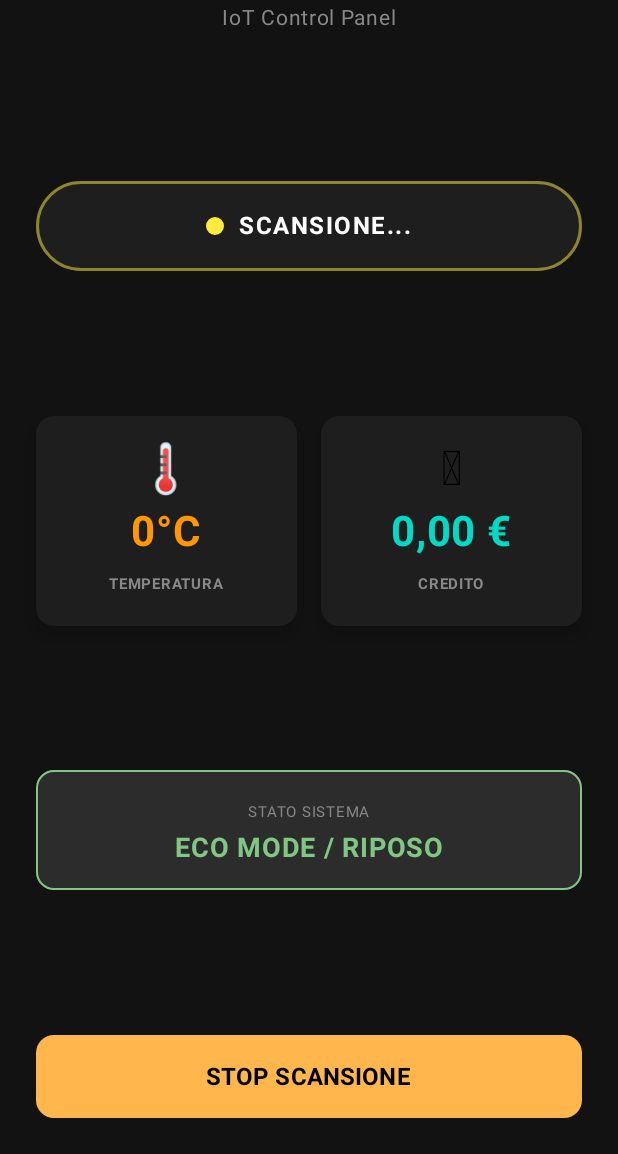
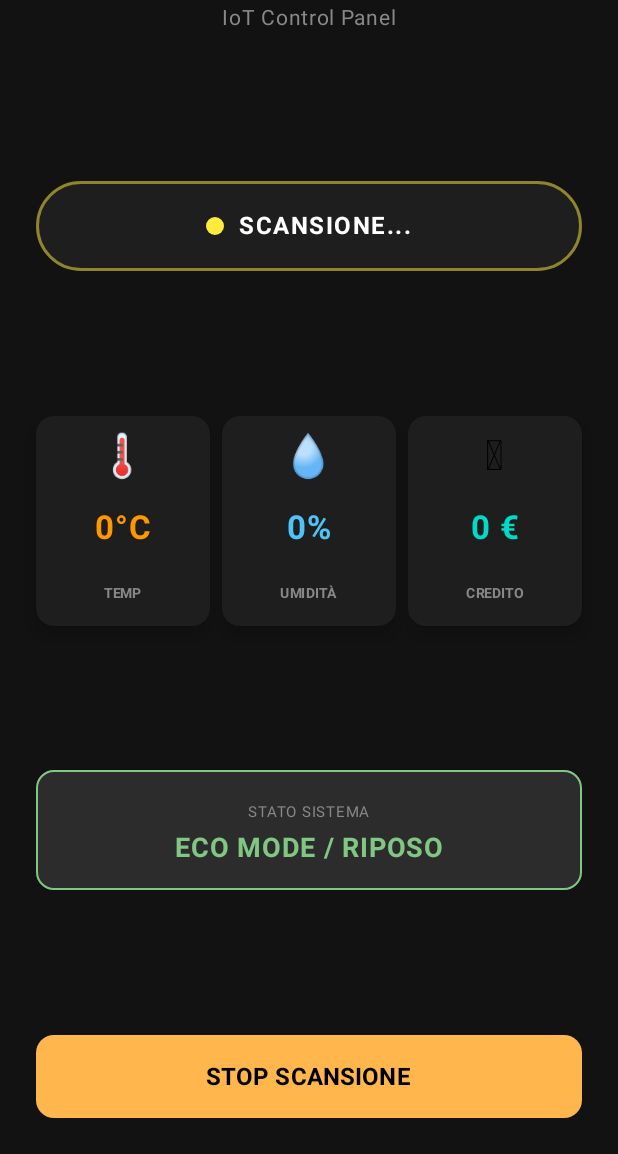
Before and after one commit to santoromarco74/VendingMachine, an Android app built with Jetpack Compose: the screen it shows after launch (MainActivity), after a tap on "CONNETTI DISPOSITIVO", on a phone screen of 412 x 824 dp, the part 82-1236 px from its top. Run offline under Robolectric (Android 15) with nearby library versions, the phone set to English and light mode, and no system bars.

Commit message:
refactor: Overhaul UI and improve BLE connection logic
This commit completely redesigns the user interface for a modern, "tech" look and refines the Bluetooth Low Energy (BLE) connection management.

**UI/UX Overhaul:**
- Implements a dark theme using `darkColorScheme` for the entire application.
- Redesigns the main screen layout with `Column` and `Row` for better element distribution and responsiveness.
- Introduces new composable components:
    - `StatusIndicator`: A central card displaying the BLE connection status with a colored dot and text.
    - `SensorCard`: Modern, icon-based cards for displaying Temperature and Credit data.
    - `MachineStateCard`: A dedicated card to show the system status (e.g., "ECO MODE", "EROGAZIONE IN CORSO...") with corresponding colors.
    - `ActionButton`: A dynamic, multi-purpose button that changes text and color for connecting, stopping a scan, or disconnecting.
- Improves text styling with custom fonts, sizes, colors, and letter spacing for a polished look.

**BLE Logic & Functionality:**
- Adds a `disconnectDevice()` function for manual disconnection, which properly closes the GATT connection and resets UI state.
- Implements a `stopScan()` function to manually halt the BLE scanning process.
- Simplifies the notification enabling logic (`enableNotification` function) by removing redundant logging and parameters.
- Refines connection status messages to be more user-friendly (e.g., "Bluetooth Spento!", "Nessun Disp. Trovato").
- Streamlines the parsing of incoming data from the `CHAR_STATUS_UUID` characteristic.
- Cleans up debug logging and comments for better code readability.

```diff
--- a/app/src/main/java/com/example/vendingmonitor/MainActivity.kt
+++ b/app/src/main/java/com/example/vendingmonitor/MainActivity.kt
@@ -25,10 +25,8 @@ import androidx.compose.material3.*
 import androidx.compose.runtime.*
 import androidx.compose.ui.Alignment
 import androidx.compose.ui.Modifier
-import androidx.compose.ui.graphics.Brush
 import androidx.compose.ui.graphics.Color
 import androidx.compose.ui.text.font.FontWeight
-import androidx.compose.ui.text.style.TextAlign
 import androidx.compose.ui.unit.dp
 import androidx.compose.ui.unit.sp
 import androidx.core.app.ActivityCompat
@@ -40,12 +38,14 @@ import java.util.*
 val SERVICE_UUID: UUID = UUID.fromString("0000A000-0000-1000-8000-00805f9b34fb")
 val CHAR_TEMP_UUID: UUID = UUID.fromString("0000A001-0000-1000-8000-00805f9b34fb")
 val CHAR_STATUS_UUID: UUID = UUID.fromString("0000A002-0000-1000-8000-00805f9b34fb")
+val CHAR_HUM_UUID: UUID = UUID.fromString("0000A003-0000-1000-8000-00805f9b34fb") // <--- NUOVO UUID
 val CCCD_UUID: UUID = UUID.fromString("00002902-0000-1000-8000-00805f9b34fb")
 
 class MainActivity : ComponentActivity() {
 
     // Stati UI
     private var tempState by mutableIntStateOf(0)
+    private var humState by mutableIntStateOf(0) // <--- NUOVO STATO
     private var creditState by mutableIntStateOf(0)
     private var machineState by mutableIntStateOf(0)
     private var connectionStatus by mutableStateOf("Disconnesso")
@@ -57,13 +57,21 @@ class MainActivity : ComponentActivity() {
     override fun onCreate(savedInstanceState: Bundle?) {
         super.onCreate(savedInstanceState)
         setContent {
-            // Tema Scuro forzato per look "Tech"
             MaterialTheme(colorScheme = darkColorScheme()) {
                 Surface(modifier = Modifier.fillMaxSize(), color = Color(0xFF121212)) {
                     VendingDashboard()
                 }
             }
         }
+    }
+
+    @SuppressLint("MissingPermission")
+    override fun onDestroy() {
+        super.onDestroy()
+        bluetoothGatt?.let { gatt ->
+            try { gatt.disconnect(); gatt.close() } catch (e: Exception) {}
+        }
+        bluetoothGatt = null
     }
 
     @Composable
@@ -78,68 +86,39 @@ class MainActivity : ComponentActivity() {
         Column(
             modifier = Modifier.fillMaxSize().padding(24.dp),
             horizontalAlignment = Alignment.CenterHorizontally,
-            verticalArrangement = Arrangement.SpaceBetween // Distribuisce gli elementi
+            verticalArrangement = Arrangement.SpaceBetween
         ) {
-            // --- HEADER ---
+            // HEADER
             Column(horizontalAlignment = Alignment.CenterHorizontally) {
-                Text(
-                    "VENDING MONITOR",
-                    fontSize = 26.sp,
-                    fontWeight = FontWeight.Black,
-                    color = Color(0xFFBB86FC),
-                    letterSpacing = 2.sp
-                )
-                Text(
-                    "IoT Control Panel",
-                    fontSize = 14.sp,
-                    color = Color.Gray
-                )
+                Text("VENDING MONITOR", fontSize = 26.sp, fontWeight = FontWeight.Black, color = Color(0xFFBB86FC), letterSpacing = 2.sp)
+                Text("IoT Control Panel", fontSize = 14.sp, color = Color.Gray)
             }
 
-            // --- STATUS INDICATOR (CERCHIO CENTRALE) ---
+            // STATUS
             StatusIndicator()
 
-            // --- GRIGLIA DATI ---
-            Row(
-                modifier = Modifier.fillMaxWidth(),
-                horizontalArrangement = Arrangement.spacedBy(16.dp)
-            ) {
-                // Card Temperatura
-                SensorCard(
-                    title = "TEMPERATURA",
-                    value = "$tempState°C",
-                    icon = "🌡️",
-                    color = Color(0xFFFF9800), // Arancione
-                    modifier = Modifier.weight(1f)
-                )
-                // Card Credito
-                SensorCard(
-                    title = "CREDITO",
-                    value = "$creditState,00 €",
-                    icon = "🪙",
-                    color = Color(0xFF03DAC5), // Turchese
-                    modifier = Modifier.weight(1f)
-                )
+            // GRIGLIA DATI (3 CARD)
+            Row(modifier = Modifier.fillMaxWidth(), horizontalArrangement = Arrangement.spacedBy(8.dp)) {
+                SensorCard("TEMP", "$tempState°C", "🌡️", Color(0xFFFF9800), Modifier.weight(1f))
+                SensorCard("UMIDITÀ", "$humState%", "💧", Color(0xFF4FC3F7), Modifier.weight(1f)) // <--- NUOVA CARD AZZURRA
+                SensorCard("CREDITO", "$creditState €", "🪙", Color(0xFF03DAC5), Modifier.weight(1f))
             }
 
-            // --- CARD STATO MACCHINA ---
+            // MACHINE STATE
             MachineStateCard()
 
-            // --- PULSANTE AZIONE (IL CUORE DELLA LOGICA) ---
+            // BUTTON
             ActionButton(permissionsLauncher)
         }
     }
 
-    // --- COMPONENTI GRAFICI MIGLIORATI ---
-
     @Composable
     fun StatusIndicator() {
         val colorStato = when {
-            connectionStatus == "Connesso" -> Color(0xFF00E676) // Verde brillante
-            isScanning -> Color(0xFFFFEB3B) // Giallo
-            else -> Color(0xFFCF6679) // Rosso spento
+            connectionStatus == "Connesso" -> Color(0xFF00E676)
+            isScanning -> Color(0xFFFFEB3B)
+            else -> Color(0xFFCF6679)
         }
-
         Card(
             shape = RoundedCornerShape(50),
             border = BorderStroke(2.dp, colorStato.copy(alpha = 0.5f)),
@@ -148,15 +127,9 @@ class MainActivity : ComponentActivity() {
         ) {
             Box(contentAlignment = Alignment.Center, modifier = Modifier.fillMaxSize()) {
                 Row(verticalAlignment = Alignment.CenterVertically) {
-                    // Pallino colorato
                     Box(modifier = Modifier.size(12.dp).background(colorStato, CircleShape))
                     Spacer(modifier = Modifier.width(10.dp))
-                    Text(
-                        text = connectionStatus.uppercase(),
-                        fontWeight = FontWeight.Bold,
-                        color = Color.White,
-                        letterSpacing = 1.sp
-                    )
+                    Text(text = connectionStatus.uppercase(), fontWeight = FontWeight.Bold, color = Color.White, letterSpacing = 1.sp)
                 }
             }
         }
@@ -170,13 +143,13 @@ class MainActivity : ComponentActivity() {
             elevation = CardDefaults.cardElevation(8.dp)
         ) {
             Column(
-                modifier = Modifier.fillMaxSize().padding(16.dp),
+                modifier = Modifier.fillMaxSize().padding(10.dp),
                 verticalArrangement = Arrangement.SpaceBetween,
                 horizontalAlignment = Alignment.CenterHorizontally
             ) {
-                Text(icon, fontSize = 32.sp)
-                Text(value, fontSize = 28.sp, fontWeight = FontWeight.Bold, color = color)
-                Text(title, fontSize = 10.sp, color = Color.Gray, fontWeight = FontWeight.Bold)
+                Text(icon, fontSize = 28.sp)
+                Text(value, fontSize = 22.sp, fontWeight = FontWeight.Bold, color = color)
+                Text(title, fontSize = 9.sp, color = Color.Gray, fontWeight = FontWeight.Bold)
             }
         }
     }
@@ -191,17 +164,12 @@ class MainActivity : ComponentActivity() {
             4 -> "⚠️ ERRORE TEMP ⚠️" to Color(0xFFE57373)
             else -> "NON SINCRONIZZATO" to Color.Gray
         }
-
         Card(
             modifier = Modifier.fillMaxWidth().height(80.dp),
             colors = CardDefaults.cardColors(containerColor = Color(0xFF2C2C2C)),
             border = BorderStroke(1.dp, colore)
         ) {
-            Column(
-                modifier = Modifier.fillMaxSize(),
-                verticalArrangement = Arrangement.Center,
-                horizontalAlignment = Alignment.CenterHorizontally
-            ) {
+            Column(modifier = Modifier.fillMaxSize(), verticalArrangement = Arrangement.Center, horizontalAlignment = Alignment.CenterHorizontally) {
                 Text("STATO SISTEMA", fontSize = 10.sp, color = Color.Gray)
                 Text(testo, fontSize = 18.sp, fontWeight = FontWeight.Bold, color = colore)
             }
@@ -211,17 +179,15 @@ class MainActivity : ComponentActivity() {
     @Composable
     fun ActionButton(launcher: androidx.activity.result.ActivityResultLauncher<Array<String>>) {
         val buttonColor = when {
-            connectionStatus == "Connesso" -> Color(0xFFCF6679) // Rosso (Disconnetti)
-            isScanning -> Color(0xFFFFB74D) // Arancione (Stop)
-            else -> Color(0xFFBB86FC) // Viola (Connetti)
+            connectionStatus == "Connesso" -> Color(0xFFCF6679)
+            isScanning -> Color(0xFFFFB74D)
+            else -> Color(0xFFBB86FC)
         }
-
         val buttonText = when {
             connectionStatus == "Connesso" -> "DISCONNETTI"
             isScanning -> "STOP SCANSIONE"
             else -> "CONNETTI DISPOSITIVO"
         }
-
         Button(
             onClick = {
                 when {
@@ -231,28 +197,18 @@ class MainActivity : ComponentActivity() {
                 }
             },
             colors = ButtonDefaults.buttonColors(containerColor = buttonColor),
-            modifier = Modifier.fillMaxWidth().height(55.dp),
-            shape = RoundedCornerShape(12.dp)
-        ) {
-            Text(buttonText, fontWeight = FontWeight.Bold, fontSize = 16.sp, color = Color.Black)
-        }
+            modifier = Modifier.fillMaxWidth().height(55.dp), shape = RoundedCornerShape(12.dp)
+        ) { Text(buttonText, fontWeight = FontWeight.Bold, fontSize = 16.sp, color = Color.Black) }
     }
 
-    // --- LOGICA BLUETOOTH AGGIORNATA ---
+    // --- LOGICA BLUETOOTH ---
 
     @SuppressLint("MissingPermission")
     private fun disconnectDevice() {
-        bluetoothGatt?.let { gatt ->
-            println("DEBUG: Richiesta disconnessione manuale...")
-            gatt.disconnect()
-            gatt.close()
-        }
+        bluetoothGatt?.let { gatt -> gatt.disconnect(); gatt.close() }
         bluetoothGatt = null
         connectionStatus = "Disconnesso"
-        // Reset Valori UI per pulizia
-        tempState = 0
-        creditState = 0
-        machineState = 0
+        tempState = 0; humState = 0; creditState = 0; machineState = 0
     }
 
     @SuppressLint("MissingPermission")
@@ -264,22 +220,14 @@ class MainActivity : ComponentActivity() {
     }
 
     private fun checkPermissionsAndScan(launcher: androidx.activity.result.ActivityResultLauncher<Array<String>>) {
-        val hasScan = if (Build.VERSION.SDK_INT >= Build.VERSION_CODES.S) {
-            ActivityCompat.checkSelfPermission(this, Manifest.permission.BLUETOOTH_SCAN) == PackageManager.PERMISSION_GRANTED
-        } else true
-        val hasConnect = if (Build.VERSION.SDK_INT >= Build.VERSION_CODES.S) {
-            ActivityCompat.checkSelfPermission(this, Manifest.permission.BLUETOOTH_CONNECT) == PackageManager.PERMISSION_GRANTED
-        } else true
+        val hasScan = if (Build.VERSION.SDK_INT >= Build.VERSION_CODES.S) ActivityCompat.checkSelfPermission(this, Manifest.permission.BLUETOOTH_SCAN) == PackageManager.PERMISSION_GRANTED else true
+        val hasConnect = if (Build.VERSION.SDK_INT >= Build.VERSION_CODES.S) ActivityCompat.checkSelfPermission(this, Manifest.permission.BLUETOOTH_CONNECT) == PackageManager.PERMISSION_GRANTED else true
         val hasLoc = ActivityCompat.checkSelfPermission(this, Manifest.permission.ACCESS_FINE_LOCATION) == PackageManager.PERMISSION_GRANTED
 
-        if (hasScan && hasConnect && hasLoc) {
-            startScan()
-        } else {
+        if (hasScan && hasConnect && hasLoc) startScan()
+        else {
             val perms = mutableListOf(Manifest.permission.ACCESS_FINE_LOCATION, Manifest.permission.ACCESS_COARSE_LOCATION)
-            if (Build.VERSION.SDK_INT >= Build.VERSION_CODES.S) {
-                perms.add(Manifest.permission.BLUETOOTH_SCAN)
-                perms.add(Manifest.permission.BLUETOOTH_CONNECT)
-            }
+            if (Build.VERSION.SDK_INT >= Build.VERSION_CODES.S) { perms.add(Manifest.permission.BLUETOOTH_SCAN); perms.add(Manifest.permission.BLUETOOTH_CONNECT) }
             launcher.launch(perms.toTypedArray())
         }
     }
@@ -288,11 +236,7 @@ class MainActivity : ComponentActivity() {
     private fun startScan() {
         val bluetoothManager = getSystemService(Context.BLUETOOTH_SERVICE) as BluetoothManager
         val scanner = bluetoothManager.adapter.bluetoothLeScanner
-        if (scanner == null) {
-            connectionStatus = "Bluetooth Spento!"
-            return
-        }
-
+        if (scanner == null) { connectionStatus = "Bluetooth Spento!"; return }
         connectionStatus = "Scansione..."
         isScanning = true
 
@@ -300,43 +244,26 @@ class MainActivity : ComponentActivity() {
             override fun onScanResult(callbackType: Int, result: ScanResult?) {
                 val device = result?.device ?: return
                 val nome = device.name ?: result.scanRecord?.deviceName
-
                 if (nome != null && nome.contains("Vending", ignoreCase = true)) {
-                    if (isScanning) {
-                        scanner.stopScan(this)
-                        isScanning = false
-                        connectToDevice(device)
-                    }
+                    if (isScanning) { scanner.stopScan(this); isScanning = false; connectToDevice(device) }
                 }
             }
-            override fun onScanFailed(errorCode: Int) {
-                isScanning = false
-                connectionStatus = "Errore Scan: $errorCode"
-            }
+            override fun onScanFailed(errorCode: Int) { isScanning = false; connectionStatus = "Errore Scan: $errorCode" }
         })
-
-        mainHandler.postDelayed({
-            if (isScanning) {
-                scanner.stopScan(object : ScanCallback(){})
-                isScanning = false
-                if(connectionStatus == "Scansione...") connectionStatus = "Nessun Disp. Trovato"
-            }
-        }, 10000)
+        mainHandler.postDelayed({ if (isScanning) { scanner.stopScan(object : ScanCallback(){}); isScanning = false; if(connectionStatus == "Scansione...") connectionStatus = "Nessun Disp. Trovato" } }, 10000)
     }
 
     @SuppressLint("MissingPermission")
     private fun connectToDevice(device: BluetoothDevice) {
         runOnUiThread { connectionStatus = "Connessione..." }
         bluetoothGatt = device.connectGatt(this, false, object : BluetoothGattCallback() {
-            private var charStatoDaAttivare: BluetoothGattCharacteristic? = null
 
             override fun onConnectionStateChange(gatt: BluetoothGatt?, status: Int, newState: Int) {
                 if (newState == BluetoothProfile.STATE_CONNECTED) {
                     runOnUiThread { connectionStatus = "Connesso" }
                     gatt?.discoverServices()
                 } else if (newState == BluetoothProfile.STATE_DISCONNECTED) {
-                    runOnUiThread { connectionStatus = "Disconnesso" }
-                    gatt?.close() // Importante chiudere sempre
+                    runOnUiThread { connectionStatus = "Disconnesso" }; gatt?.close()
                 }
             }
 
@@ -344,21 +271,26 @@ class MainActivity : ComponentActivity() {
                 if (status == BluetoothGatt.GATT_SUCCESS && gatt != null) {
                     val service = gatt.getService(SERVICE_UUID)
                     if (service != null) {
+                        // SEQUENZA DI AVVIO: Prima attiviamo la Temperatura
                         val charTemp = service.getCharacteristic(CHAR_TEMP_UUID)
-                        val charStatus = service.getCharacteristic(CHAR_STATUS_UUID)
-                        charStatoDaAttivare = charStatus
-
                         if (charTemp != null) enableNotification(gatt, charTemp)
-                        else if (charStatus != null) enableNotification(gatt, charStatus)
                     }
                 }
             }
 
             override fun onDescriptorWrite(gatt: BluetoothGatt?, descriptor: BluetoothGattDescriptor?, status: Int) {
                 if (status == BluetoothGatt.GATT_SUCCESS) {
-                    if (descriptor?.characteristic?.uuid == CHAR_TEMP_UUID && charStatoDaAttivare != null) {
-                        Thread.sleep(100)
-                        enableNotification(gatt!!, charStatoDaAttivare!!)
+                    val uuid = descriptor?.characteristic?.uuid
+                    val service = gatt?.getService(SERVICE_UUID)
+
+                    // LOGICA SEQUENZIALE: TEMP -> HUM -> STATO
+                    if (uuid == CHAR_TEMP_UUID) {
+                        val charHum = service?.getCharacteristic(CHAR_HUM_UUID)
+                        if (charHum != null) { Thread.sleep(100); enableNotification(gatt!!, charHum) }
+                    }
+                    else if (uuid == CHAR_HUM_UUID) {
+                        val charStatus = service?.getCharacteristic(CHAR_STATUS_UUID)
+                        if (charStatus != null) { Thread.sleep(100); enableNotification(gatt!!, charStatus) }
                     }
                 }
             }
@@ -368,12 +300,14 @@ class MainActivity : ComponentActivity() {
                 if (characteristic.uuid == CHAR_TEMP_UUID) {
                     val temp = ByteBuffer.wrap(data).order(ByteOrder.LITTLE_ENDIAN).int
                     runOnUiThread { tempState = temp }
-                } else if (characteristic.uuid == CHAR_STATUS_UUID) {
+                }
+                else if (characteristic.uuid == CHAR_HUM_UUID) { // <--- GESTIONE UMIDITÀ
+                    val hum = ByteBuffer.wrap(data).order(ByteOrder.LITTLE_ENDIAN).int
+                    runOnUiThread { humState = hum }
+                }
+                else if (characteristic.uuid == CHAR_STATUS_UUID) {
                     if (data.size >= 2) {
-                        runOnUiThread {
-                            creditState = data[0].toInt()
-                            machineState = data[1].toInt()
-                        }
+                        runOnUiThread { creditState = data[0].toInt(); machineState = data[1].toInt() }
                     }
                 }
             }
```
